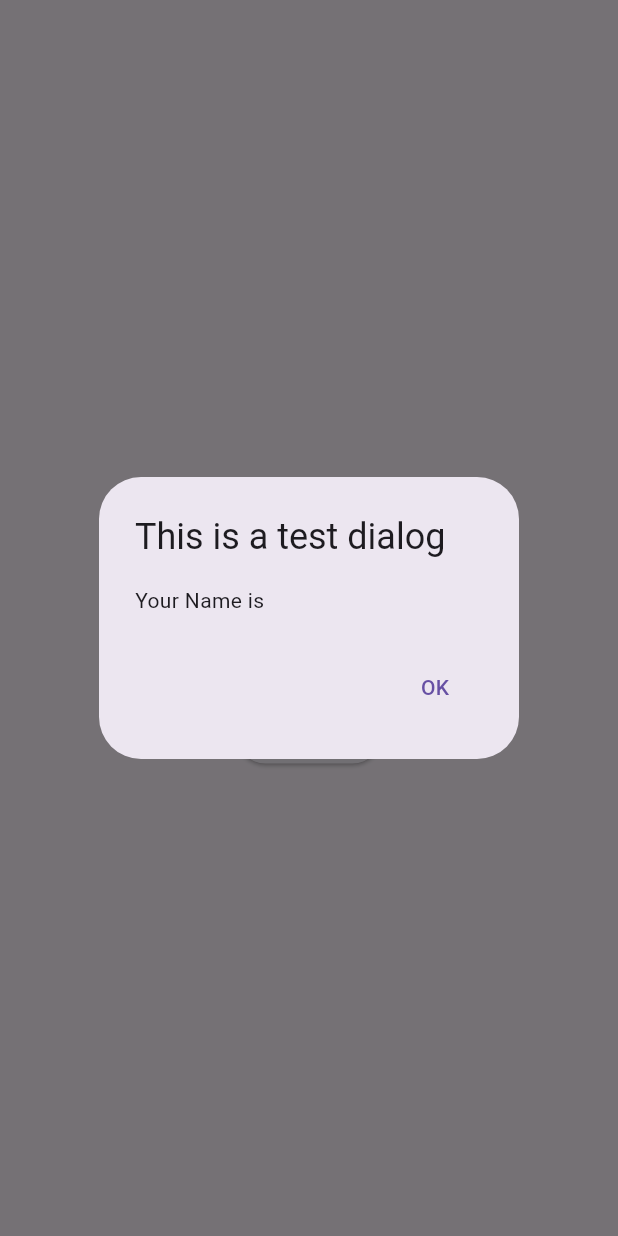
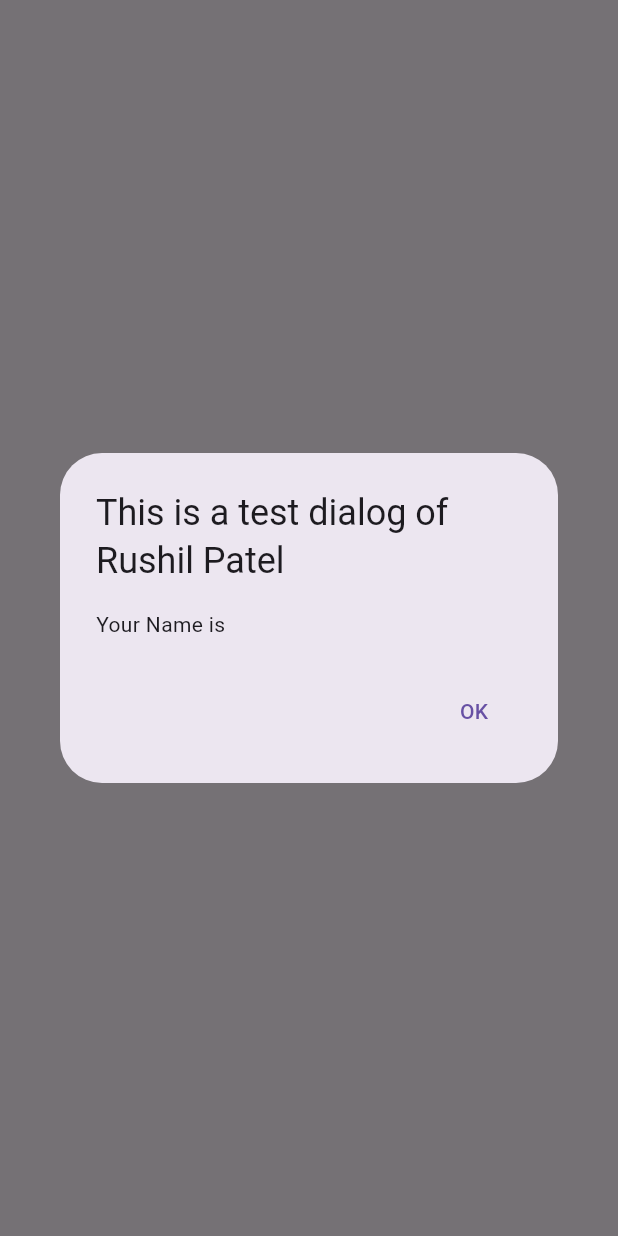
Before and after one commit to RushilPatel11/Flutter, a Flutter app: the screen it shows after launch, after a tap on "LogIn", on a phone screen of 412 x 824 dp. Run offline on Flutter 3.47's test engine with Material 3 defaults, Android fonts, the phone set to English and light mode, and no system bars.

Commit message:
Update main.dart

```diff
--- a/Text_Input/lib/main.dart
+++ b/Text_Input/lib/main.dart
@@ -71,7 +71,7 @@ class _ElevatedButtonExampleState extends State {
                   context: context,
                   builder: (context) {
                     return AlertDialog(
-                      title: const Text('This is a test dialog'),
+                      title: const Text('This is a test dialog of Rushil Patel'),
                       content: Text('Your Name is ${myController.text}'),
                       actions: [
                         TextButton(
```
